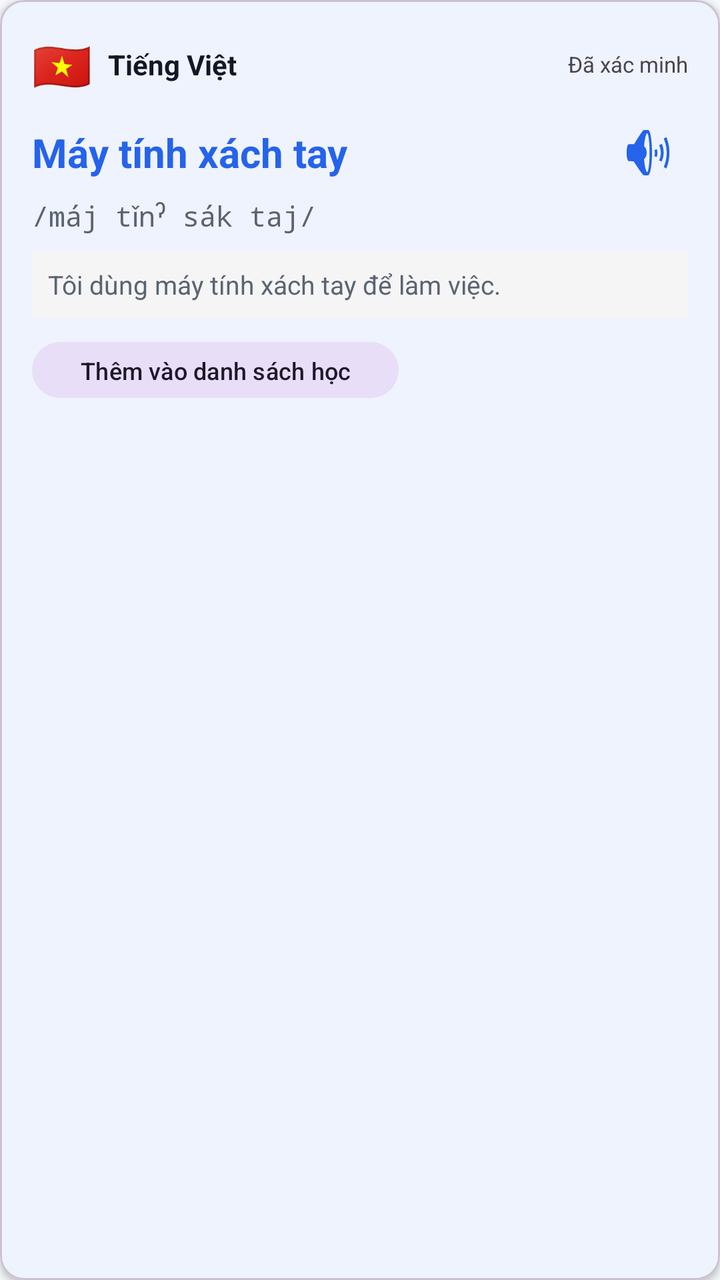
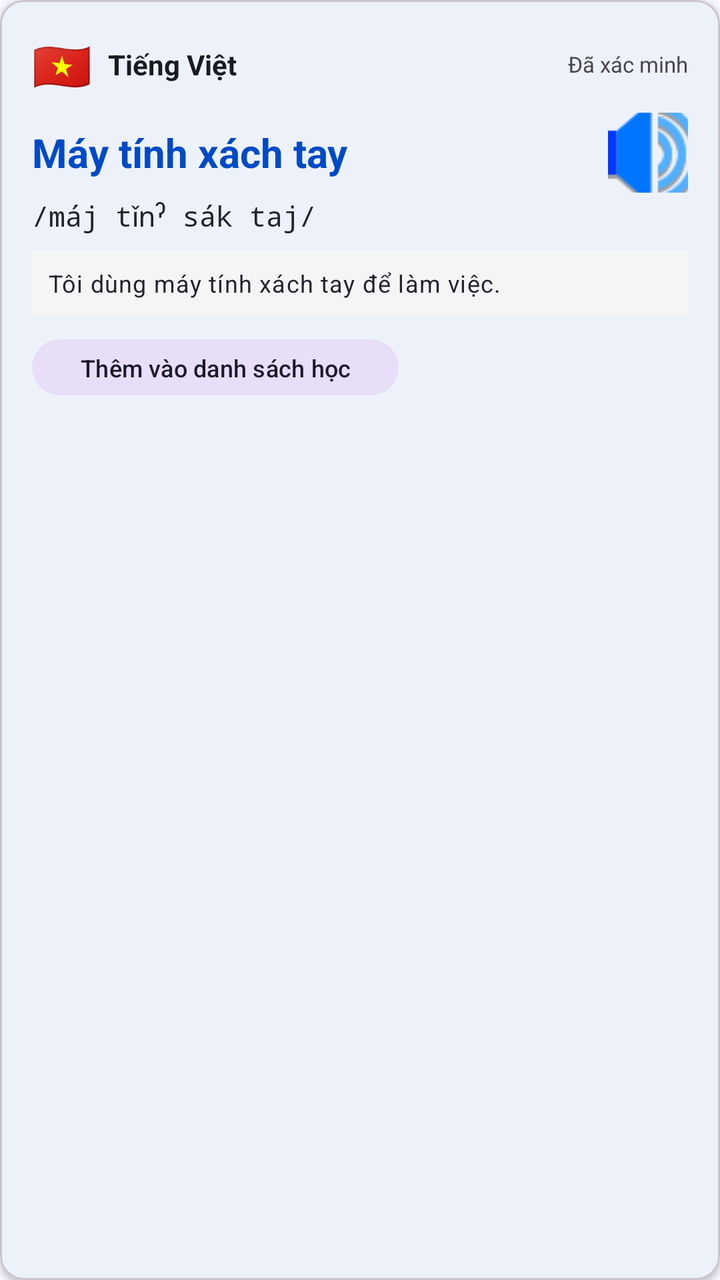

Compare the two renders of this Android layout. The source of the first and the diff that turns it into the second are given below.
<!-- AndroidManifest.xml: application theme Theme.ObjectLanguage -->
<!-- res/layout/item_translation.xml -->
<?xml version="1.0" encoding="utf-8"?>
<com.google.android.material.card.MaterialCardView
    xmlns:android="http://schemas.android.com/apk/res/android"
    xmlns:app="http://schemas.android.com/apk/res-auto"
    android:layout_width="match_parent"
    android:layout_height="wrap_content"
    android:layout_marginBottom="12dp"
    app:cardBackgroundColor="@color/surface"
    app:cardCornerRadius="12dp"
    app:cardElevation="2dp">

    <LinearLayout
        android:layout_width="match_parent"
        android:layout_height="wrap_content"
        android:orientation="vertical"
        android:padding="16dp">

        
        <LinearLayout
            android:layout_width="match_parent"
            android:layout_height="wrap_content"
            android:gravity="center_vertical"
            android:orientation="horizontal">

            <TextView
                android:id="@+id/tvLanguageFlag"
                android:layout_width="wrap_content"
                android:layout_height="wrap_content"
                android:text="🇻🇳"
                android:textSize="24sp" />

            <TextView
                android:id="@+id/tvLanguage"
                android:layout_width="0dp"
                android:layout_height="wrap_content"
                android:layout_marginStart="8dp"
                android:layout_weight="1"
                android:text="@string/profile_display_lang_vi"
                android:textColor="@color/text_primary"
                android:textSize="14sp"
                android:textStyle="bold" />

            <TextView
                android:id="@+id/tvVerified"
                android:layout_width="wrap_content"
                android:layout_height="wrap_content"
                android:text="@string/translation_verified"
                android:textSize="11sp" />
        </LinearLayout>

        
        <LinearLayout
            android:layout_width="match_parent"
            android:layout_height="wrap_content"
            android:layout_marginTop="8dp"
            android:gravity="center_vertical"
            android:orientation="horizontal">

            <TextView
                android:id="@+id/tvWordName"
                android:layout_width="0dp"
                android:layout_height="wrap_content"
                android:layout_weight="1"
                android:text="Máy tính xách tay"
                android:textColor="@color/primary"
                android:textSize="20sp"
                android:textStyle="bold" />

            <ImageButton
                android:id="@+id/btnPlayAudio"
                android:layout_width="40dp"
                android:layout_height="40dp"
                android:background="?attr/selectableItemBackgroundBorderless"
                android:src="@android:drawable/ic_lock_silent_mode_off"
                app:tint="@color/primary" />
        </LinearLayout>

        
        <TextView
            android:id="@+id/tvPhonetic"
            android:layout_width="wrap_content"
            android:layout_height="wrap_content"
            android:layout_marginTop="2dp"
            android:fontFamily="monospace"
            android:text="/máj tǐnˀ sák taj/"
            android:textColor="@color/text_secondary"
            android:textSize="14sp" />

        
        <TextView
            android:id="@+id/tvExample"
            android:layout_width="match_parent"
            android:layout_height="wrap_content"
            android:layout_marginTop="8dp"
            android:background="#F5F5F5"
            android:padding="8dp"
            android:text="Tôi dùng máy tính xách tay để làm việc."
            android:textColor="@color/text_secondary"
            android:textSize="13sp"
            android:fontStyle="italic" />

        
        <com.google.android.material.button.MaterialButton
            android:id="@+id/btnAddToLearn"
            style="@style/Widget.Material3.Button.TonalButton"
            android:layout_width="wrap_content"
            android:layout_height="36dp"
            android:layout_marginTop="8dp"
            android:text="@string/translation_add_to_learn"
            android:textSize="12sp"
            app:cornerRadius="18dp" />

    </LinearLayout>
</com.google.android.material.card.MaterialCardView>
<!-- resources referenced by this layout -->
<resources>
  <color name="primary">#2563EB</color>
  <color name="surface">#FFFFFF</color>
  <color name="text_primary">#111827</color>
  <color name="text_secondary">#5B6472</color>
  <string name="profile_display_lang_vi">Tiếng Việt</string>
  <string name="translation_add_to_learn">Thêm vào danh sách học</string>
  <string name="translation_verified">Đã xác minh</string>
  <style name="Theme.ObjectLanguage" parent="Theme.Material3.Light.NoActionBar">
          <item name="colorPrimary">@color/primary</item>
          <item name="colorPrimaryVariant">@color/primary_dark</item>
          <item name="colorOnPrimary">@color/text_on_primary</item>
          <item name="colorSecondary">@color/secondary</item>
          <item name="colorOnSecondary">@color/text_on_primary</item>
          <item name="android:colorBackground">@color/background</item>
          <item name="android:windowBackground">@color/background</item>
          <item name="colorSurface">@color/surface</item>
          <item name="android:statusBarColor">@color/background</item>
          <item name="android:windowLightStatusBar">true</item>
          <item name="android:navigationBarColor">@color/surface</item>
          <item name="android:windowLightNavigationBar" tools:targetApi="o_mr1">true</item>
          
          <item name="cardViewStyle">@style/Widget.App.CardView</item>
          <item name="bottomNavigationStyle">@style/Widget.App.BottomNav</item>
      </style>
  <color name="primary_dark">#1E40AF</color>
  <color name="text_on_primary">#FFFFFF</color>
  <color name="secondary">#16A34A</color>
  <color name="background">#F6F8FB</color>
  <style name="Widget.App.CardView" parent="Widget.Material3.CardView.Elevated">
          <item name="cardBackgroundColor">@color/surface</item>
          <item name="cardCornerRadius">14dp</item>
          <item name="cardElevation">0dp</item>
          <item name="strokeWidth">0dp</item>
      </style>
  <style name="Widget.App.BottomNav" parent="Widget.Material3.BottomNavigationView">
          <item name="backgroundTint">@color/bottom_nav_bg</item>
          <item name="itemIconTint">@color/bottom_nav_color</item>
          <item name="itemTextColor">@color/bottom_nav_color</item>
          <item name="itemActiveIndicatorStyle">@style/Widget.App.BottomNav.ActiveIndicator</item>
          <item name="labelVisibilityMode">labeled</item>
          <item name="itemRippleColor">@color/primary_light</item>
      </style>
  <color name="bottom_nav_bg">#FFFFFF</color>
  <style name="Widget.App.BottomNav.ActiveIndicator" parent="Widget.Material3.BottomNavigationView.ActiveIndicator">
          <item name="android:color">@color/surface_variant</item>
          <item name="shapeAppearance">@style/ShapeAppearance.App.SmallComponent</item>
      </style>
  <color name="primary_light">#DBEAFE</color>
  <color name="surface_variant">#EAF0F7</color>
  <style name="ShapeAppearance.App.SmallComponent" parent="ShapeAppearance.Material3.SmallComponent">
          <item name="cornerSize">14dp</item>
      </style>
</resources>

<!-- the commit's change to res/layout/item_translation.xml (unified diff, before → after) -->
@@ -71,8 +71,7 @@
                 android:layout_width="40dp"
                 android:layout_height="40dp"
                 android:background="?attr/selectableItemBackgroundBorderless"
-                android:src="@android:drawable/ic_lock_silent_mode_off"
-                app:tint="@color/primary" />
+                android:src="@drawable/ic_speaker" />
         </LinearLayout>
 
         
@@ -95,8 +94,7 @@
             android:background="#F5F5F5"
             android:padding="8dp"
             android:text="Tôi dùng máy tính xách tay để làm việc."
-            android:textColor="@color/text_secondary"
-            android:textSize="13sp"
+            android:textAppearance="@style/TextAppearance.App.BodySmall"
             android:fontStyle="italic" />
 
         
<!-- resource entries referenced after the edit -->
@@ -1,17 +1,26 @@
 <!-- resources referenced by this layout -->
 <resources>
-  <color name="primary">#2563EB</color>
+  <color name="primary">#004AC6</color>
   <color name="surface">#FFFFFF</color>
-  <color name="text_primary">#111827</color>
-  <color name="text_secondary">#5B6472</color>
+  <color name="text_primary">#191B23</color>
+  <color name="text_secondary">#22242F</color>
+  <!-- drawable ic_speaker: png bitmap (drawable, 2176 bytes) -->
   <string name="profile_display_lang_vi">Tiếng Việt</string>
   <string name="translation_add_to_learn">Thêm vào danh sách học</string>
   <string name="translation_verified">Đã xác minh</string>
+  <style name="TextAppearance.App.BodySmall" parent="TextAppearance.Material3.BodySmall">
+          <item name="android:textColor">@color/text_secondary</item>
+          <item name="android:textSize">12sp</item>
+          <item name="android:lineHeight">16sp</item>
+      </style>
   <style name="Theme.ObjectLanguage" parent="Theme.Material3.Light.NoActionBar">
+          
           <item name="colorPrimary">@color/primary</item>
           <item name="colorPrimaryVariant">@color/primary_dark</item>
           <item name="colorOnPrimary">@color/text_on_primary</item>
+          
           <item name="colorSecondary">@color/secondary</item>
+          <item name="colorTertiary">@color/violet</item>
           <item name="colorOnSecondary">@color/text_on_primary</item>
           <item name="android:colorBackground">@color/background</item>
           <item name="android:windowBackground">@color/background</item>
@@ -20,14 +29,15 @@
           <item name="android:windowLightStatusBar">true</item>
           <item name="android:navigationBarColor">@color/surface</item>
           <item name="android:windowLightNavigationBar" tools:targetApi="o_mr1">true</item>
-          
+  
           <item name="cardViewStyle">@style/Widget.App.CardView</item>
           <item name="bottomNavigationStyle">@style/Widget.App.BottomNav</item>
       </style>
-  <color name="primary_dark">#1E40AF</color>
+  <color name="primary_dark">#003EA8</color>
   <color name="text_on_primary">#FFFFFF</color>
-  <color name="secondary">#16A34A</color>
-  <color name="background">#F6F8FB</color>
+  <color name="secondary">#FD933D</color>
+  <color name="violet">#7C3AED</color>
+  <color name="background">#FAF8FF</color>
   <style name="Widget.App.CardView" parent="Widget.Material3.CardView.Elevated">
           <item name="cardBackgroundColor">@color/surface</item>
           <item name="cardCornerRadius">14dp</item>
@@ -47,8 +57,8 @@
           <item name="android:color">@color/surface_variant</item>
           <item name="shapeAppearance">@style/ShapeAppearance.App.SmallComponent</item>
       </style>
-  <color name="primary_light">#DBEAFE</color>
-  <color name="surface_variant">#EAF0F7</color>
+  <color name="primary_light">#DBE1FF</color>
+  <color name="surface_variant">#E1E2ED</color>
   <style name="ShapeAppearance.App.SmallComponent" parent="ShapeAppearance.Material3.SmallComponent">
           <item name="cornerSize">14dp</item>
       </style>
